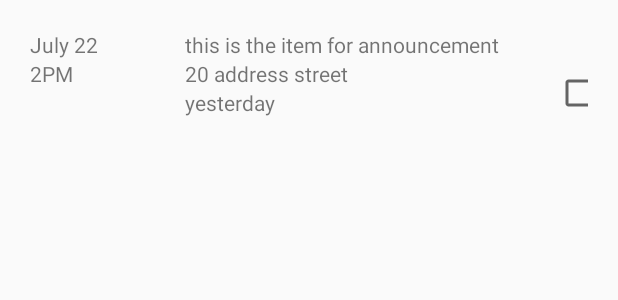
After one commit to ns-jeeb/shingrani_community_app, an Android app: the layout event_item.xml on its own in the app's theme, with its tools: preview values and no code run, on a phone screen of 412 x 824 dp. The commit adds this screen. Shown: the top 300 px of the screen. Run offline under Robolectric (Android 15) with nearby library versions, the phone set to English and light mode, and no system bars.

Commit message:
event layout and announcement layout added

```diff
--- a/app/src/main/java/com/locked/shingranicommunity/dashboard/announncement/AnnounceFragment.kt
+++ b/app/src/main/java/com/locked/shingranicommunity/dashboard/announncement/AnnounceFragment.kt
@@ -15,7 +15,7 @@ import com.locked.shingranicommunity.databinding.FragmentAnnouncementBinding
 
 class AnnounceFragment : Fragment(),View.OnClickListener {
     override fun onClick(v: View?) {
-        TODO("not implemented") //To change body of created functions use File | Settings | File Templates.
+
     }
 
     companion object {
--- a/app/src/main/java/com/locked/shingranicommunity/dashboard/announncement/AnnounceListAdapter.kt
+++ b/app/src/main/java/com/locked/shingranicommunity/dashboard/announncement/AnnounceListAdapter.kt
@@ -7,7 +7,6 @@ import androidx.lifecycle.MutableLiveData
 import androidx.recyclerview.widget.RecyclerView
 import com.locked.shingranicommunity.R
 import com.locked.shingranicommunity.databinding.AnnouncementItemBinding
-import java.util.ArrayList
 
 class AnnounceListAdapter ( val mAnnouncements: MutableLiveData<List<Announcement>>?) : RecyclerView.Adapter<AnnounceListAdapter.AnnounceViewHolder>() {
 
--- a/app/src/main/res/layout/activity_dash_borad_view_pager.xml
+++ b/app/src/main/res/layout/activity_dash_borad_view_pager.xml
@@ -7,6 +7,7 @@
     <androidx.constraintlayout.widget.ConstraintLayout
         android:layout_width="match_parent"
         android:layout_height="match_parent"
+        android:padding="10dp"
         tools:context=".dashboard.DashBoardViewPagerActivity">
 
         <androidx.constraintlayout.widget.ConstraintLayout
--- /dev/null
+++ b/app/src/main/res/layout/event_item.xml
@@ -0,0 +1,88 @@
+<?xml version="1.0" encoding="utf-8"?>
+<layout xmlns:android="http://schemas.android.com/apk/res/android"
+    xmlns:app="http://schemas.android.com/apk/res-auto"
+    xmlns:tools="http://schemas.android.com/tools">
+
+    <androidx.constraintlayout.widget.ConstraintLayout
+        android:layout_width="match_parent"
+        android:layout_height="wrap_content"
+        android:layout_margin="10dp"
+        android:padding="10dp">
+
+        <androidx.constraintlayout.widget.ConstraintLayout
+            android:layout_width="0dp"
+            android:layout_height="wrap_content"
+            android:id="@+id/time_layout"
+            android:orientation="vertical"
+            app:layout_constraintWidth_percent="0.25"
+            app:layout_constraintTop_toTopOf="parent"
+            app:layout_constraintStart_toStartOf="parent">
+
+            <TextView
+                android:layout_width="wrap_content"
+                android:layout_height="wrap_content"
+                android:id="@+id/txt_event_date"
+                app:layout_constraintTop_toTopOf="parent"
+                app:layout_constraintStart_toStartOf="parent"
+                android:text="July 22"/>
+
+            <TextView
+                android:id="@+id/txt_event_time"
+                android:layout_width="wrap_content"
+                android:layout_height="wrap_content"
+                android:layout_gravity="bottom"
+                app:layout_constraintStart_toStartOf="parent"
+                app:layout_constraintTop_toBottomOf="@+id/txt_event_date"
+                android:text="2PM"/>
+
+
+        </androidx.constraintlayout.widget.ConstraintLayout>
+
+        <androidx.constraintlayout.widget.ConstraintLayout
+            android:layout_width="0dp"
+            android:layout_height="wrap_content"
+            android:layout_marginStart="10dp"
+            android:id="@+id/card_layout"
+            app:layout_constraintWidth_percent="0.75"
+            app:layout_constraintStart_toEndOf="@+id/time_layout"
+            app:layout_constraintTop_toTopOf="parent">
+
+
+            <TextView
+                android:layout_width="match_parent"
+                android:layout_height="wrap_content"
+                android:id="@+id/txt_event_name"
+                app:layout_constraintStart_toStartOf="parent"
+                app:layout_constraintTop_toTopOf="parent"
+                android:text="Bob And Emily Engaged"
+                tools:text="this is the item for announcement"/>
+
+            <TextView
+                android:layout_width="match_parent"
+                android:layout_height="0dp"
+                android:id="@+id/txt_event_address"
+                android:text="20 address street"
+                app:layout_constraintTop_toBottomOf="@+id/txt_event_name"/>
+
+            <TextView
+                android:id="@+id/txt_event_type"
+                android:layout_width="wrap_content"
+                android:layout_height="wrap_content"
+                android:text="yesterday"
+                app:layout_constraintBottom_toBottomOf="parent"
+                app:layout_constraintStart_toStartOf="parent"
+                app:layout_constraintTop_toBottomOf="@+id/txt_event_address" />
+
+            <CheckBox
+                android:layout_width="wrap_content"
+                android:layout_height="wrap_content"
+                app:layout_constraintEnd_toEndOf="parent"
+                app:layout_constraintBottom_toBottomOf="parent"
+                android:id="@+id/is_attend"/>
+
+        </androidx.constraintlayout.widget.ConstraintLayout>
+
+
+
+    </androidx.constraintlayout.widget.ConstraintLayout>
+</layout>
```
Also changed, not shown: app/src/main/java/com/locked/shingranicommunity/dashboard/event/EventFragment.kt (+61 -1 lines), app/src/main/java/com/locked/shingranicommunity/dashboard/event/EventViewModel.kt (added, +51 -0 lines), app/src/main/java/com/locked/shingranicommunity/dashboard/event/EventsListAdapter.kt (added, +45 -0 lines), app/src/main/res/drawable/vertical_line.xml (added, +13 -0 lines), app/src/main/res/layout/fragment_event.xml (+23 -4 lines).
